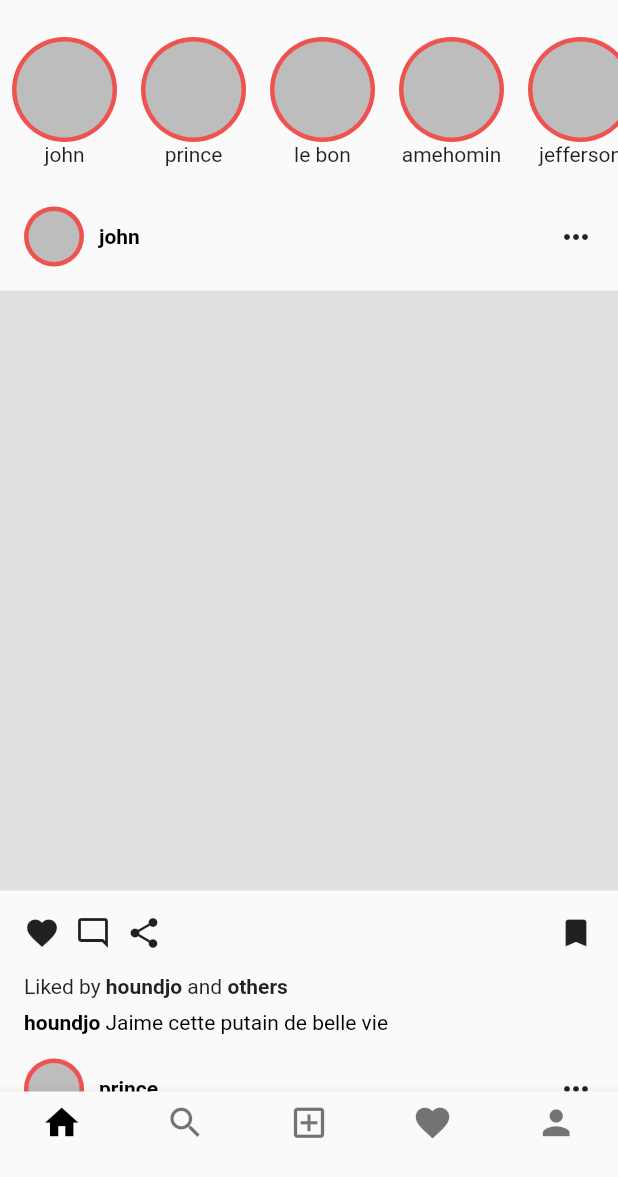
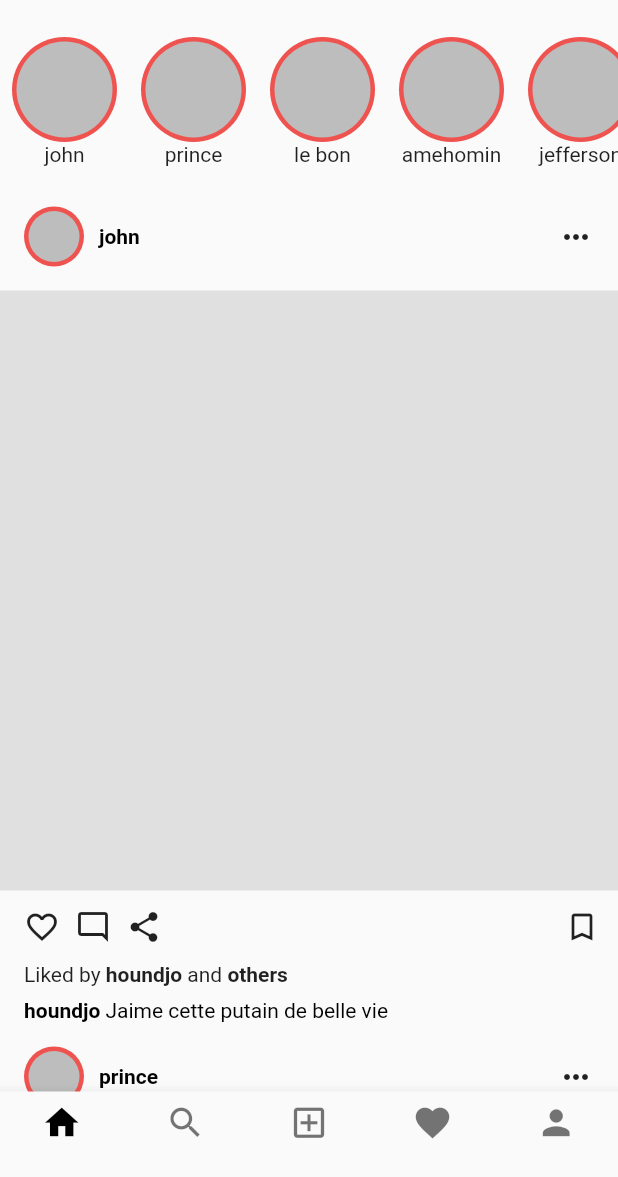
Before and after one commit to PrinceLeBon/instagram_ui, a Flutter app: the screen it shows after launch, on a phone screen of 412 x 824 dp, the part 59-1236 px from its top. Run offline on Flutter 3.47's test engine with Material 2 defaults, Android fonts, the phone set to English and light mode, and no system bars.

Commit message:
Add some states to the home page

```diff
--- a/lib/homepage.dart
+++ b/lib/homepage.dart
@@ -24,7 +24,7 @@ class _HomePageState extends State<HomePage> {
   int _Random() => Random().nextInt(100);
   late final int sms_number;
   late final List<Widget> _children = [
-    UserHome(sms_number: sms_number),
+    UserHome(smsNumber: sms_number),
     UserSearch(),
     UserReels(),
     UserShop(),
--- a/lib/pages/home.dart
+++ b/lib/pages/home.dart
@@ -3,8 +3,8 @@ import 'package:instagram_ui/utils/bubble_stories.dart';
 import 'package:instagram_ui/utils/user_posts.dart';
 
 class UserHome extends StatelessWidget {
-  final int sms_number;
-  UserHome({Key? key, required this.sms_number}) : super(key: key);
+  final int smsNumber;
+  UserHome({Key? key, required this.smsNumber}) : super(key: key);
   final List people = [
     'john',
     'prince',
@@ -40,14 +40,14 @@ class UserHome extends StatelessWidget {
                     child: Container(
                       width: 18,
                       height: 18,
-                      decoration: BoxDecoration(
+                      decoration: const BoxDecoration(
                         color: Colors.red,
                         shape: BoxShape.circle
                       ),
                       child: Center(
                         child: Text(
-                            '$sms_number',
-                            style: TextStyle(fontSize: 10),
+                            '$smsNumber',
+                            style: const TextStyle(fontSize: 10),
                             textAlign: TextAlign.center
                         ),
                       ),
@@ -56,14 +56,14 @@ class UserHome extends StatelessWidget {
               ],
             ),
           ),
-          SizedBox(width: 15),
+          const SizedBox(width: 15),
         ],
-        actionsIconTheme: IconThemeData(color: Colors.black),
+        actionsIconTheme: const IconThemeData(color: Colors.black),
       ),
       body: Column(
         children: [
           //STORIES
-          Container(
+          SizedBox(
             height: 105,
             child: ListView.builder(
                 scrollDirection: Axis.horizontal,
--- a/lib/utils/user_posts.dart
+++ b/lib/utils/user_posts.dart
@@ -1,8 +1,17 @@
 import 'package:flutter/material.dart';
 
-class UserPosts extends StatelessWidget {
+class UserPosts extends StatefulWidget {
   final String name;
+
   const UserPosts({Key? key, required this.name}) : super(key: key);
+
+  @override
+  State<UserPosts> createState() => _UserPostsState();
+}
+
+class _UserPostsState extends State<UserPosts> {
+  bool likePublication = false;
+  bool addToBookmark = false;
 
   @override
   Widget build(BuildContext context) {
@@ -19,25 +28,22 @@ class UserPosts extends StatelessWidget {
                   Container(
                       width: 40,
                       height: 40,
-                      decoration:
-                      BoxDecoration(shape: BoxShape.circle, color: Colors.red[400]),
+                      decoration: BoxDecoration(
+                          shape: BoxShape.circle, color: Colors.red[400]),
                       child: Padding(
-                        padding: EdgeInsets.all(3),
+                        padding: const EdgeInsets.all(3),
                         child: Container(
                           width: 38,
                           height: 38,
                           decoration: BoxDecoration(
                               shape: BoxShape.circle, color: Colors.grey[400]),
                         ),
-                      )
-                  ),
+                      )),
                   const SizedBox(width: 10),
                   Text(
-                    name,
+                    widget.name,
                     style: const TextStyle(
-                        color: Colors.black,
-                        fontWeight: FontWeight.bold
-                    ),
+                        color: Colors.black, fontWeight: FontWeight.bold),
                   ),
                 ],
               ),
@@ -47,7 +53,8 @@ class UserPosts extends StatelessWidget {
         ),
         //POSTS
         InkWell(
-          onDoubleTap: (){
+          onDoubleTap: () {
+            _likePublication(likePublication);
           },
           child: Container(
             height: 400,
@@ -57,23 +64,32 @@ class UserPosts extends StatelessWidget {
               //borderRadius: BorderRadius.circular(20)
             ),
           ),
-        ) ,
+        ),
         //commentaire et consort
         Padding(
-            padding: EdgeInsets.all(16),
+          padding: EdgeInsets.only(left: 16),
           child: Row(
             mainAxisAlignment: MainAxisAlignment.spaceBetween,
             children: [
               Row(
-                children: const [
-                  Icon(Icons.favorite),
-                  SizedBox(width: 10),
-                  Icon(Icons.mode_comment_outlined),
-                  SizedBox(width: 10),
-                  Icon(Icons.share)
+                children: [
+                  (likePublication)
+                      ? const Icon(Icons.favorite)
+                      : const Icon(Icons.favorite_border),
+                  const SizedBox(width: 10),
+                  const Icon(Icons.mode_comment_outlined),
+                  const SizedBox(width: 10),
+                  const Icon(Icons.share)
                 ],
               ),
-              const Icon(Icons.bookmark)
+              IconButton(
+                  onPressed: () {
+                    _addToBookmark(addToBookmark);
+                  },
+                  splashColor: Colors.transparent,
+                  icon: (addToBookmark)
+                      ? const Icon(Icons.bookmark)
+                      : const Icon(Icons.bookmark_border)),
             ],
           ),
         ),
@@ -83,9 +99,15 @@ class UserPosts extends StatelessWidget {
           child: Row(
             children: const [
               Text('Liked by '),
-              Text('houndjo', style: TextStyle(fontWeight: FontWeight.bold),),
-              Text(' and' ),
-              Text(' others', style: TextStyle(fontWeight: FontWeight.bold),),
+              Text(
+                'houndjo',
+                style: TextStyle(fontWeight: FontWeight.bold),
+              ),
+              Text(' and'),
+              Text(
+                ' others',
+                style: TextStyle(fontWeight: FontWeight.bold),
+              ),
             ],
           ),
         ),
@@ -98,16 +120,23 @@ class UserPosts extends StatelessWidget {
                   children: [
                 TextSpan(
                     text: 'houndjo',
-                    style: TextStyle(fontWeight: FontWeight.bold)
-                  ),
-                  TextSpan(
-                      text: ' Jaime cette putain de belle vie'
-                  )
-                ]
-              )
-          ),
+                    style: TextStyle(fontWeight: FontWeight.bold)),
+                TextSpan(text: ' Jaime cette putain de belle vie')
+              ])),
         ),
       ],
     );
   }
+
+  void _likePublication(bool value) {
+    setState(() {
+      likePublication = !value;
+    });
   }
+
+  void _addToBookmark(bool value) {
+    setState(() {
+      addToBookmark = !value;
+    });
+  }
+}
```
Also changed, not shown: lib/pages/account.dart (+34 -33 lines), 5 other files. Lines whose indentation alone changed are shown as unchanged.
